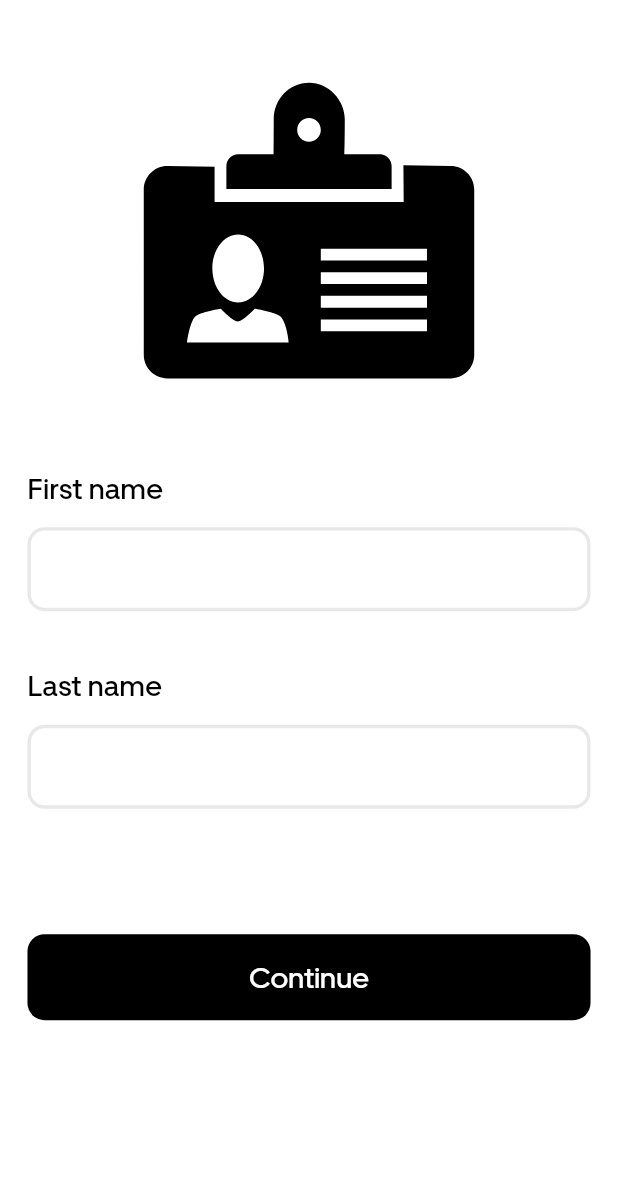
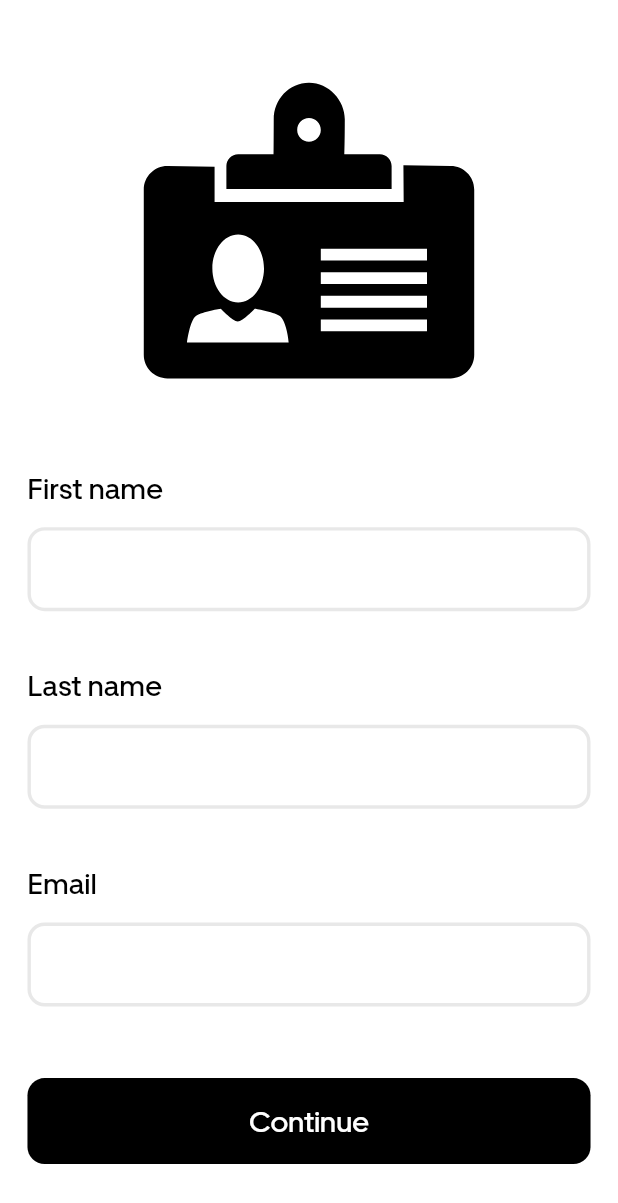
Before and after one commit to Mohamed-Amin-911/uber_clone, a Flutter app: the NameInputScreen screen opened directly, on a phone screen of 412 x 824 dp. Shown: the top 1203 px of the screen. Run offline on Flutter 3.47's test engine with Material 3 defaults, Android fonts, the phone set to English and light mode, and no system bars; our stand-ins replace connectivity_plus, firebase_auth, firebase_core, firebase_database, flutter_otp_text_field, flutter_screenutil and 4 more; accounts and stored records are empty; network calls fail.

```diff
--- a/lib/model/user_model.dart
+++ b/lib/model/user_model.dart
@@ -11,13 +11,21 @@ class Userr {
       this.email = "",
       this.phoneNumber = "",
       this.signUpMethod = ""});
-
-  Userr.fromMap(Map<String, dynamic> map)
-      : uid = map['uid'],
-        name = map['name'],
-        email = map['email'],
-        phoneNumber = map['phoneNumber'],
-        signUpMethod = map['signUpMethod'];
+  // Convert a Map object into a User object
+  factory Userr.fromJson(Map<String, dynamic> json) {
+    return Userr(
+        uid: json['uid'],
+        name: json['name'],
+        email: json['email'],
+        phoneNumber: json['phoneNumber'],
+        signUpMethod: json['signUpMethod']);
+  }
+  // Userr.fromMap(Map<String, dynamic> map)
+  //     : uid = map['uid'],
+  //       name = map['name'],
+  //       email = map['email'],
+  //       phoneNumber = map['phoneNumber'],
+  //       signUpMethod = map['signUpMethod'];
 
   Map<String, dynamic> toJson() {
     return {
--- a/lib/view/screens/authentication_screens/name_input_screen.dart
+++ b/lib/view/screens/authentication_screens/name_input_screen.dart
@@ -82,16 +82,16 @@ class _NameInputScreenState extends State<NameInputScreen> {
                 SizedBox(height: 10.h),
                 TxtField1(controller: lastNameController),
                 SizedBox(height: 30.h),
-                //email
-                // Text(
-                //   "Email",
-                //   style: appStyle(
-                //       size: 17.sp,
-                //       color: Kcolor.blackColor,
-                //       fontWeight: FontWeight.w500),
-                // ),
-                // SizedBox(height: 10.h),
-                // TxtField1(controller: emailController),
+                // email
+                Text(
+                  "Email",
+                  style: appStyle(
+                      size: 17.sp,
+                      color: Kcolor.blackColor,
+                      fontWeight: FontWeight.w500),
+                ),
+                SizedBox(height: 10.h),
+                TxtField1(controller: emailController),
                 SizedBox(height: 40.h),
 
                 //continue btn
@@ -105,18 +105,27 @@ class _NameInputScreenState extends State<NameInputScreen> {
                         fontWeight: FontWeight.w500),
                   ),
                   function: () {
+                    if (firstNameController.text.isEmpty ||
+                        lastNameController.text.isEmpty ||
+                        emailController.text.isEmpty) {
+                      getxSnackbar(
+                          title: "Error", msg: "Fill the empty fields.");
+                    } else {
                       userController.addUser(Userr(
                         uid: auth.currentUser!.uid,
                         name:
                             "${firstNameController.text} ${lastNameController.text}",
                         phoneNumber: authController.phoneNumber,
                         signUpMethod: SignUpMethod.phoneNumber.name,
+                        email: emailController.text,
                       ));
                       getxSnackbar(
                           title: "Success",
                           msg: "User logged in successfully.");
                       Get.offAll(const HomeScreen());
-                    })
+                    }
+                  },
+                )
               ],
             ),
           ),
--- a/lib/view/screens/authentication_screens/signup_screen.dart
+++ b/lib/view/screens/authentication_screens/signup_screen.dart
@@ -30,7 +30,7 @@ class _SignUpScreenState extends State<SignUpScreen> {
       child: Scaffold(
         resizeToAvoidBottomInset: false,
         body: Padding(
-          padding: EdgeInsets.symmetric(horizontal: 10.w),
+          padding: EdgeInsets.symmetric(horizontal: 16.w),
           child: Obx(
             () => Column(
               crossAxisAlignment: CrossAxisAlignment.start,
@@ -40,6 +40,7 @@ class _SignUpScreenState extends State<SignUpScreen> {
                 SizedBox(height: 100.h),
                 connectionController.isOnline.value
                     ? Column(
+                        crossAxisAlignment: CrossAxisAlignment.start,
                         children: [
                           //sign in with phone number
                           Text(
--- a/lib/view/widgets/authentication_widgets/phone_number_input_widget.dart
+++ b/lib/view/widgets/authentication_widgets/phone_number_input_widget.dart
@@ -18,7 +18,7 @@ class PhoneNumberInputWidget extends StatelessWidget {
     return InternationalPhoneNumberInput(
       onInputChanged: (PhoneNumber number) {
         controller.phoneNumber = number.phoneNumber!;
-        print(controller.phoneNumber);
+        // print(controller.phoneNumber);
       },
       countrySelectorScrollControlled: true,
       ignoreBlank: true,
```
Also changed, not shown: lib/controller/authentication_controller.dart (+27 -0 lines), lib/controller/user_controller.dart (+26 -12 lines). Lines whose indentation alone changed are shown as unchanged.
